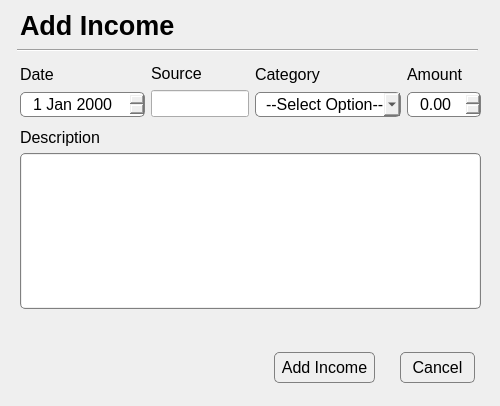
Above: incomeDialog.ui from j-bloom/BudgetBuddy before the change. Below: the same form after it.
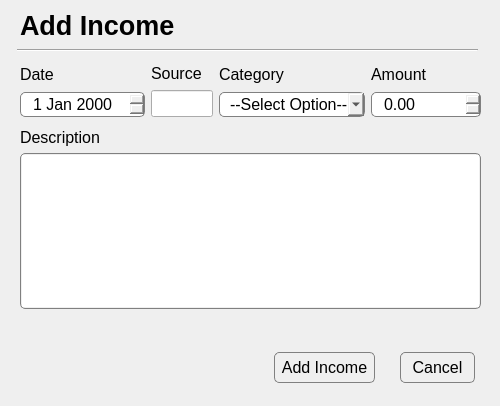
That is the form after the change.

Commit message: increase amount entry maximum size

The edit to the form file:
```diff
--- a/incomeDialog.ui
+++ b/incomeDialog.ui
@@ -332,6 +332,9 @@
           <pointsize>12</pointsize>
          </font>
         </property>
+        <property name="maximum">
+         <double>9999999.990000000223517</double>
+        </property>
        </widget>
       </item>
      </layout>
```
The commit also changes 2 other files.
